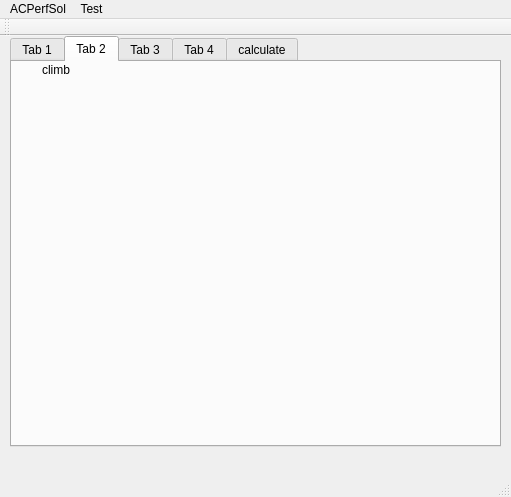
Before: the Qt Designer form ACPerfSol/mainwindow.ui in TobiasMue/DPerf, drawn with Qt 5.
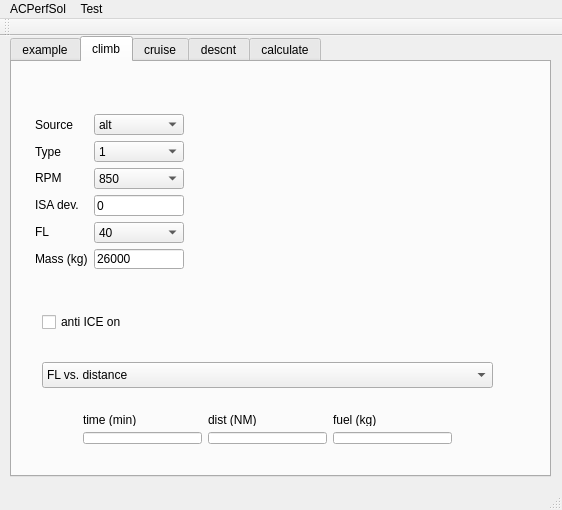
After: the same form once the commit is applied. The open tabs and pages were chosen to show the change. Custom widgets are drawn as their Qt base class.

Commit message: first set of buttons for climb

```diff
--- a/ACPerfSol/mainwindow.ui
+++ b/ACPerfSol/mainwindow.ui
@@ -6,8 +6,8 @@
    <rect>
     <x>0</x>
     <y>0</y>
-    <width>511</width>
-    <height>497</height>
+    <width>562</width>
+    <height>510</height>
    </rect>
   </property>
   <property name="windowTitle">
@@ -19,8 +19,8 @@
      <rect>
       <x>10</x>
       <y>0</y>
-      <width>491</width>
-      <height>411</height>
+      <width>541</width>
+      <height>441</height>
      </rect>
     </property>
     <property name="currentIndex">
@@ -28,7 +28,7 @@
     </property>
     <widget class="QWidget" name="tab">
      <attribute name="title">
-      <string>Tab 1</string>
+      <string>example</string>
      </attribute>
      <widget class="QCustomPlot" name="customPlot" native="true">
       <property name="geometry">
@@ -56,35 +56,369 @@
     </widget>
     <widget class="QWidget" name="tab_2">
      <attribute name="title">
-      <string>Tab 2</string>
+      <string>climb</string>
      </attribute>
      <widget class="QCustomPlot" name="climbdataPlot" native="true">
       <property name="geometry">
        <rect>
-        <x>80</x>
+        <x>210</x>
         <y>20</y>
+        <width>311</width>
+        <height>241</height>
+       </rect>
+      </property>
+     </widget>
+     <widget class="QCheckBox" name="climb_CheckBox_ICE">
+      <property name="geometry">
+       <rect>
+        <x>30</x>
+        <y>250</y>
+        <width>93</width>
+        <height>20</height>
+       </rect>
+      </property>
+      <property name="text">
+       <string>anti ICE on</string>
+      </property>
+     </widget>
+     <widget class="QWidget" name="layoutWidget">
+      <property name="geometry">
+       <rect>
+        <x>60</x>
+        <y>340</y>
         <width>391</width>
-        <height>351</height>
+        <height>53</height>
        </rect>
       </property>
+      <layout class="QVBoxLayout" name="verticalLayout_4">
+       <item>
+        <layout class="QHBoxLayout" name="horizontalLayout_4">
+         <item>
+          <widget class="QLabel" name="Label_time">
+           <property name="text">
+            <string>time (min)</string>
+           </property>
+          </widget>
+         </item>
+         <item>
+          <widget class="QLabel" name="Label_dist">
+           <property name="text">
+            <string>dist (NM)</string>
+           </property>
+          </widget>
+         </item>
+         <item>
+          <widget class="QLabel" name="Label_fuel">
+           <property name="text">
+            <string>fuel (kg)</string>
+           </property>
+          </widget>
+         </item>
+        </layout>
+       </item>
+       <item>
+        <layout class="QHBoxLayout" name="horizontalLayout_3">
+         <item>
+          <widget class="QLineEdit" name="climb_lineEdit_Result_Time"/>
+         </item>
+         <item>
+          <widget class="QLineEdit" name="climb_lineEdit_Result_Dist"/>
+         </item>
+         <item>
+          <widget class="QLineEdit" name="climb_lineEdit_Result_Fuel"/>
+         </item>
+        </layout>
+       </item>
+      </layout>
      </widget>
-     <widget class="QLabel" name="label_3">
+     <widget class="QComboBox" name="climb_comboBox_PrintOptions">
       <property name="geometry">
        <rect>
         <x>30</x>
-        <y>0</y>
-        <width>62</width>
-        <height>16</height>
+        <y>300</y>
+        <width>451</width>
+        <height>26</height>
        </rect>
       </property>
-      <property name="text">
-       <string>climb</string>
+      <item>
+       <property name="text">
+        <string>FL vs. distance</string>
+       </property>
+      </item>
+      <item>
+       <property name="text">
+        <string>FL vs. fuel</string>
+       </property>
+      </item>
+      <item>
+       <property name="text">
+        <string>FL vs. time</string>
+       </property>
+      </item>
+     </widget>
+     <widget class="QWidget" name="">
+      <property name="geometry">
+       <rect>
+        <x>12</x>
+        <y>41</y>
+        <width>171</width>
+        <height>177</height>
+       </rect>
       </property>
+      <layout class="QHBoxLayout" name="horizontalLayout">
+       <item>
+        <layout class="QVBoxLayout" name="verticalLayout_2">
+         <item>
+          <widget class="QLabel" name="Source">
+           <property name="text">
+            <string>Source</string>
+           </property>
+          </widget>
+         </item>
+         <item>
+          <widget class="QLabel" name="Type">
+           <property name="text">
+            <string>Type</string>
+           </property>
+          </widget>
+         </item>
+         <item>
+          <widget class="QLabel" name="RPM">
+           <property name="text">
+            <string>RPM</string>
+           </property>
+          </widget>
+         </item>
+         <item>
+          <widget class="QLabel" name="ISA">
+           <property name="text">
+            <string>ISA dev.</string>
+           </property>
+          </widget>
+         </item>
+         <item>
+          <widget class="QLabel" name="FL">
+           <property name="text">
+            <string>FL</string>
+           </property>
+          </widget>
+         </item>
+         <item>
+          <widget class="QLabel" name="Mass">
+           <property name="text">
+            <string>Mass (kg)</string>
+           </property>
+          </widget>
+         </item>
+        </layout>
+       </item>
+       <item>
+        <layout class="QVBoxLayout" name="verticalLayout">
+         <item>
+          <widget class="QComboBox" name="climb_comboBox_Source">
+           <property name="iconSize">
+            <size>
+             <width>16</width>
+             <height>16</height>
+            </size>
+           </property>
+           <item>
+            <property name="text">
+             <string>alt</string>
+            </property>
+           </item>
+           <item>
+            <property name="text">
+             <string>neu</string>
+            </property>
+           </item>
+          </widget>
+         </item>
+         <item>
+          <widget class="QComboBox" name="climb_comboBox_Type">
+           <property name="iconSize">
+            <size>
+             <width>16</width>
+             <height>16</height>
+            </size>
+           </property>
+           <item>
+            <property name="text">
+             <string>1</string>
+            </property>
+           </item>
+           <item>
+            <property name="text">
+             <string>2</string>
+            </property>
+           </item>
+           <item>
+            <property name="text">
+             <string>3</string>
+            </property>
+           </item>
+          </widget>
+         </item>
+         <item>
+          <widget class="QComboBox" name="climb_comboBox_RPM">
+           <item>
+            <property name="text">
+             <string>850</string>
+            </property>
+           </item>
+           <item>
+            <property name="text">
+             <string>900</string>
+            </property>
+           </item>
+          </widget>
+         </item>
+         <item>
+          <widget class="QLineEdit" name="climb_lineEdit_ISA">
+           <property name="text">
+            <string>0</string>
+           </property>
+          </widget>
+         </item>
+         <item>
+          <widget class="QComboBox" name="climb_comboBox_FL">
+           <item>
+            <property name="text">
+             <string>40</string>
+            </property>
+           </item>
+           <item>
+            <property name="text">
+             <string>50</string>
+            </property>
+           </item>
+           <item>
+            <property name="text">
+             <string>60</string>
+            </property>
+           </item>
+           <item>
+            <property name="text">
+             <string>70</string>
+            </property>
+           </item>
+           <item>
+            <property name="text">
+             <string>80</string>
+            </property>
+           </item>
+           <item>
+            <property name="text">
+             <string>90</string>
+            </property>
+           </item>
+           <item>
+            <property name="text">
+             <string>100</string>
+            </property>
+           </item>
+           <item>
+            <property name="text">
+             <string>110</string>
+            </property>
+           </item>
+           <item>
+            <property name="text">
+             <string>120</string>
+            </property>
+           </item>
+           <item>
+            <property name="text">
+             <string>130</string>
+            </property>
+           </item>
+           <item>
+            <property name="text">
+             <string>140</string>
+            </property>
+           </item>
+           <item>
+            <property name="text">
+             <string>150</string>
+            </property>
+           </item>
+           <item>
+            <property name="text">
+             <string>160</string>
+            </property>
+           </item>
+           <item>
+            <property name="text">
+             <string>170</string>
+            </property>
+           </item>
+           <item>
+            <property name="text">
+             <string>180</string>
+            </property>
+           </item>
+           <item>
+            <property name="text">
+             <string>190</string>
+            </property>
+           </item>
+           <item>
+            <property name="text">
+             <string>200</string>
+            </property>
+           </item>
+           <item>
+            <property name="text">
+             <string>210</string>
+            </property>
+           </item>
+           <item>
+            <property name="text">
+             <string>220</string>
+            </property>
+           </item>
+           <item>
+            <property name="text">
+             <string>230</string>
+            </property>
+           </item>
+           <item>
+            <property name="text">
+             <string>240</string>
+            </property>
+           </item>
+           <item>
+            <property name="text">
+             <string>250</string>
+            </property>
+           </item>
+           <item>
+            <property name="text">
+             <string>260</string>
+            </property>
+           </item>
+           <item>
+            <property name="text">
+             <string>270</string>
+            </property>
+           </item>
+          </widget>
+         </item>
+         <item>
+          <widget class="QLineEdit" name="climb_lineEdit_Mass">
+           <property name="text">
+            <string>26000</string>
+           </property>
+          </widget>
+         </item>
+        </layout>
+       </item>
+      </layout>
      </widget>
     </widget>
     <widget class="QWidget" name="tab_3">
      <attribute name="title">
-      <string>Tab 3</string>
+      <string>cruise</string>
      </attribute>
      <widget class="QCustomPlot" name="cruisedataPlot" native="true">
       <property name="geometry">
@@ -112,7 +446,7 @@
     </widget>
     <widget class="QWidget" name="tab_4">
      <attribute name="title">
-      <string>Tab 4</string>
+      <string>descnt</string>
      </attribute>
      <widget class="QCustomPlot" name="descentdataPlot" native="true">
       <property name="geometry">
@@ -209,7 +543,7 @@
     <rect>
      <x>0</x>
      <y>0</y>
-     <width>511</width>
+     <width>562</width>
      <height>22</height>
     </rect>
    </property>
```
Left out of the diff: 2 changed lines with no effect on the pictures.
